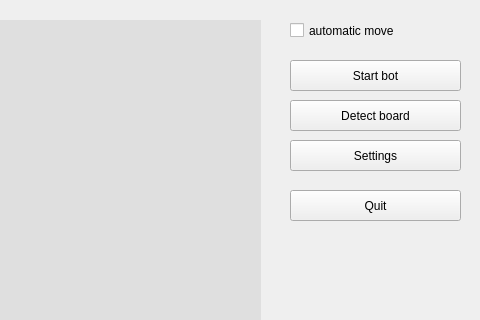
Above: gui/main.ui from K1utzer/Chess.com-bot before the change; both pictures show x 320 to 800 and y 0 to 320 of the 800 by 600 pixel window. Below: the same form after it.
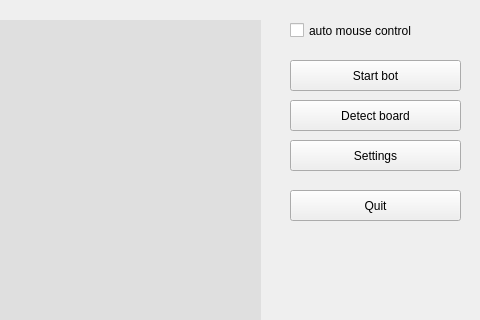
That is the form after the change.

Commit message: change checkbox name

```diff
--- a/gui/main.ui
+++ b/gui/main.ui
@@ -76,7 +76,7 @@
      </rect>
     </property>
     <property name="text">
-     <string>automatic move</string>
+     <string>auto mouse control</string>
     </property>
    </widget>
    <widget class="QProgressBar" name="progressBar">
```
